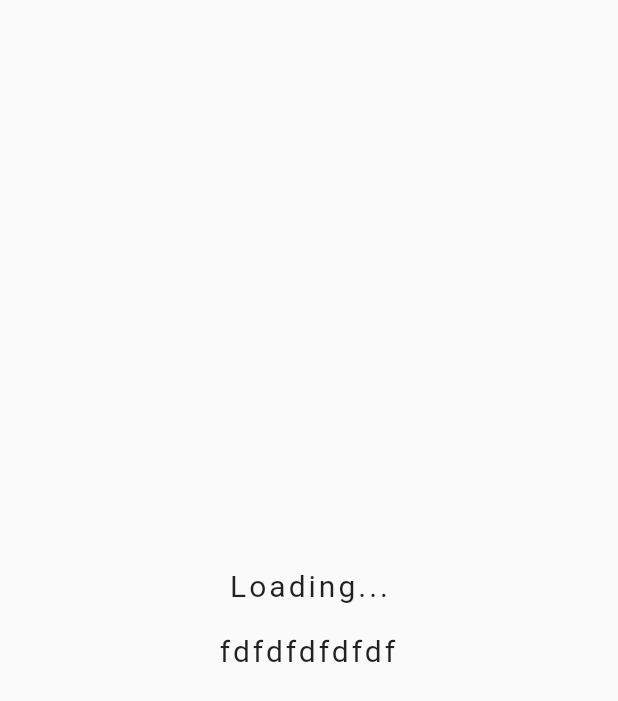
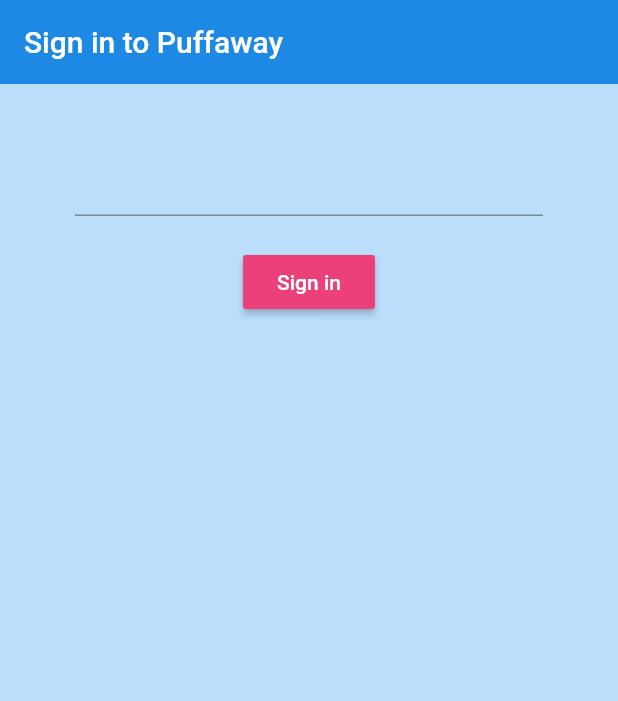
Before and after one commit to irfanyusra/Puffaway, a Flutter app: the first screen one second after launch, on a phone screen of 412 x 824 dp. Shown: the top 701 px of the screen. Run offline on Flutter 3.47's test engine with Material 2 defaults, Android fonts, the phone set to English and light mode, and no system bars; our stand-ins replace cloud_firestore, firebase_auth; accounts and stored records are empty.

Commit message:
Finished sign in page

```diff
--- a/vape_app/lib/Models/User.dart
+++ b/vape_app/lib/Models/User.dart
@@ -1,4 +1,7 @@
 class User{
+  final String uid;
+
   String name;
 
+  User({this.uid});
 }
--- /dev/null
+++ b/vape_app/lib/authenticate/authenticate.dart
@@ -0,0 +1,16 @@
+import 'package:flutter/material.dart';
+import 'package:vape_app/authenticate/sign_in.dart';
+
+class Authenticate extends StatefulWidget {
+  @override
+  _AuthenticateState createState() => _AuthenticateState();
+}
+
+class _AuthenticateState extends State<Authenticate> {
+  @override
+  Widget build(BuildContext context) {
+    return Container(
+      child:SignIn(),
+    );
+  }
+}
--- /dev/null
+++ b/vape_app/lib/authenticate/sign_in.dart
@@ -0,0 +1,54 @@
+import 'package:flutter/material.dart';
+import 'package:vape_app/services/auth.dart';
+
+class SignIn extends StatefulWidget {
+  @override
+  _SignInState createState() => _SignInState();
+}
+
+class _SignInState extends State<SignIn> {
+
+  final AuthService _auth = AuthService();
+
+  //Text field state
+  String name = '';
+  @override
+  Widget build(BuildContext context) {
+    return Scaffold(
+      backgroundColor: Colors.blue[100],
+      appBar: AppBar(
+        backgroundColor: Colors.blue[600],
+        elevation: 0.0,
+        title: Text('Sign in to Puffaway'),
+      ),
+      body: Container(
+        padding: EdgeInsets.symmetric(vertical: 20.0, horizontal: 50.0),
+          child: Form(
+            child: Column(
+              children: <Widget>[
+                SizedBox(height:20.0),
+                TextFormField(
+                  onChanged: (val) {
+                    setState(()=> name = val);
+                  }),
+                    SizedBox(height:20.0),
+                    RaisedButton(
+                      color:Colors.pink[400],
+                      child:Text(
+                        'Sign in',
+                        style: TextStyle(color:Colors.white),
+                        ),
+                        onPressed: () async{
+                          dynamic result = await _auth.signInAnon(name);
+                          print(result);
+                        }
+            )
+              ],)
+          ),
+
+
+
+      ),
+    );
+  }
+}
--- a/vape_app/lib/services/database.dart
+++ b/vape_app/lib/services/database.dart
@@ -0,0 +1,14 @@
+import 'package:cloud_firestore/cloud_firestore.dart';
+
+class DatabaseService{
+  //collection reference
+  final CollectionReference nameCollection = Firestore.instance.collection('name');
+
+  final String uid;
+  DatabaseService({this.uid});
+  Future updateUserData(String name) async{
+    return await nameCollection.document(uid).setData({
+      'name':name,
+    });
+  }
+}
```
Also changed, not shown: vape_app/lib/main.dart (+9 -7 lines), vape_app/lib/services/auth.dart (added, +25 -0 lines).
